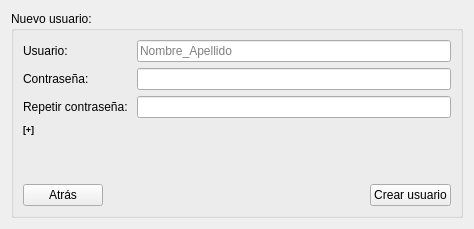
Above: components/tvGames/src/modules/register.ui from robocomp/euroage-tv before the change. Below: the same form after it.
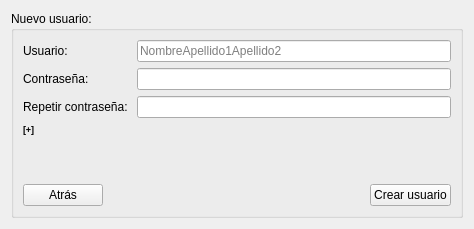
That is the form after the change.

Commit message: improving login interface

The edit to the form file:
```diff
--- a/components/tvGames/src/modules/register.ui
+++ b/components/tvGames/src/modules/register.ui
@@ -32,7 +32,7 @@
         <item row="0" column="1">
          <widget class="QLineEdit" name="username_lineedit_reg">
           <property name="placeholderText">
-           <string>Nombre_Apellido</string>
+           <string>NombreApellido1Apellido2</string>
           </property>
          </widget>
         </item>
```
The commit also changes 7 other files.
